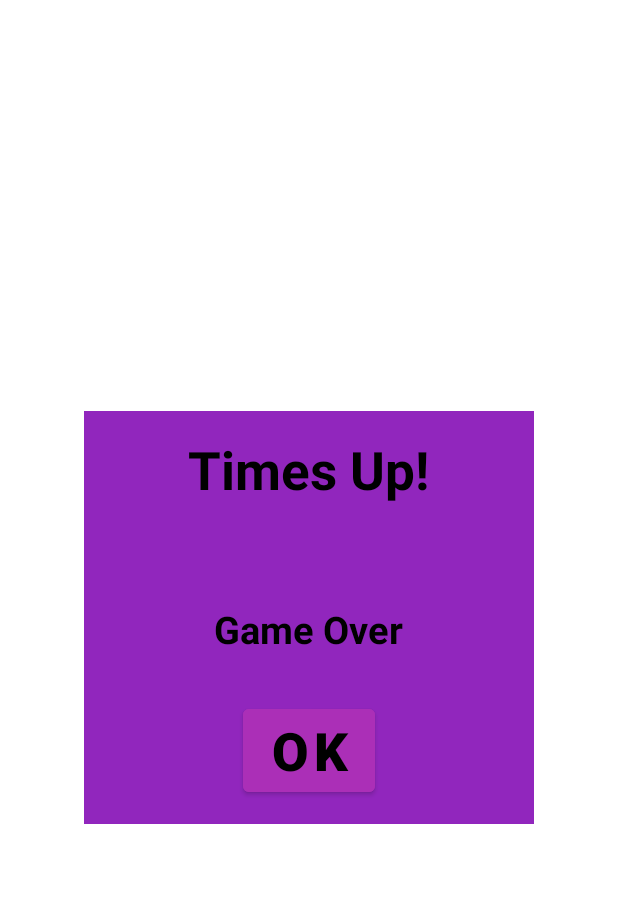
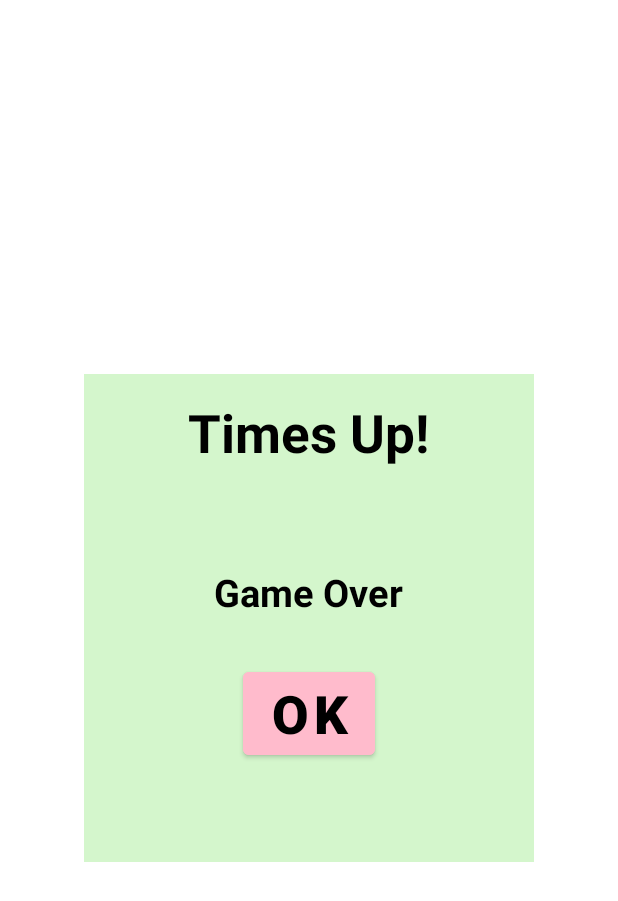
Before and after one commit to DanielAshorov/QuizApp-Android, an Android app: the layout timer_dialog.xml on its own in the app's theme, with its tools: preview values and no code run, on a phone screen of 412 x 824 dp. Shown: the top 901 px of the screen. Run offline under Robolectric (Android 15) with nearby library versions, the phone set to English and light mode, and no system bars; Roboto replaces fonts that are not available here.

Commit message:
changed buttons and colors , fixed questions answers

```diff
--- a/app/src/main/res/layout/activity_new_high_score.xml
+++ b/app/src/main/res/layout/activity_new_high_score.xml
@@ -32,9 +32,9 @@
         android:id="@+id/playAgain"
         android:layout_width="match_parent"
         android:layout_height="wrap_content"
-        android:background="@android:color/transparent"
+        android:backgroundTint="#F7F7F7"
         android:text="@string/bt_result_main_menu"
-        android:textColor="@color/purple_500"
+        android:textColor="#C84B31"
         app:layout_constraintBottom_toBottomOf="@+id/konfettiView"
         app:layout_constraintEnd_toEndOf="parent"
         android:textSize="30sp"
--- a/app/src/main/res/layout/correct_dialog.xml
+++ b/app/src/main/res/layout/correct_dialog.xml
@@ -3,7 +3,7 @@
     android:orientation="vertical"
     android:layout_width="300dp"
     android:layout_gravity="center"
-    android:background="@color/purple_500"
+    android:background="#D4F6CC"
     android:layout_height="275dp">
 
 
@@ -43,7 +43,7 @@
         android:layout_height="wrap_content"
         android:layout_gravity="center"
         android:text="@string/txt_correct_dialog_ok"
-        android:backgroundTint="#ab2fb7"
+        android:backgroundTint="#FFBBCC"
         android:textStyle="bold"
         android:textColor="@color/black"
         android:textSize="35sp"
--- a/app/src/main/res/layout/timer_dialog.xml
+++ b/app/src/main/res/layout/timer_dialog.xml
@@ -3,8 +3,8 @@
     android:orientation="vertical"
     android:layout_width="300dp"
     android:layout_gravity="center"
-    android:background="@color/purple_500"
-    android:layout_height="275dp">
+    android:background="#D4F6CC"
+    android:layout_height="325dp">
 
     <TextView
         android:layout_width="wrap_content"
@@ -40,7 +40,7 @@
         android:layout_gravity="center"
         android:text="OK"
         android:textStyle="bold"
-        android:backgroundTint="#ab2fb7"
+        android:backgroundTint="#FFBBCC"
         android:textColor="@color/black"
         android:textSize="35sp"
         />
```
Also changed, not shown: app/src/main/java/com/example/quizapp/Activities/NewHighScore.java (+17 -1 lines), app/src/main/java/com/example/quizapp/DAL/QuestionRoomDataBase.java (+8 -8 lines).
